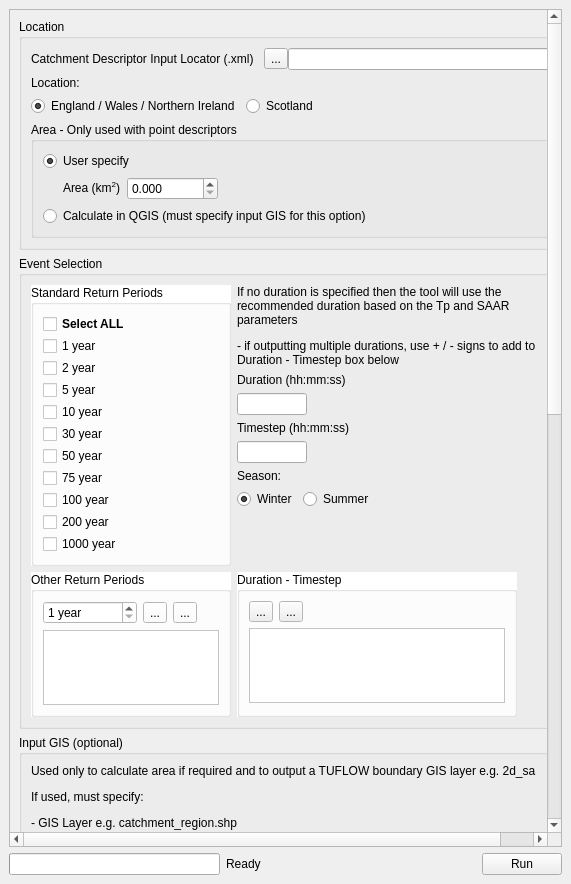
This is tuflow/forms/refh2_dock.ui in TUFLOW-Support/QGIS-TUFLOW-Plugin as Qt 5 draws it before an edit. The edited form follows.
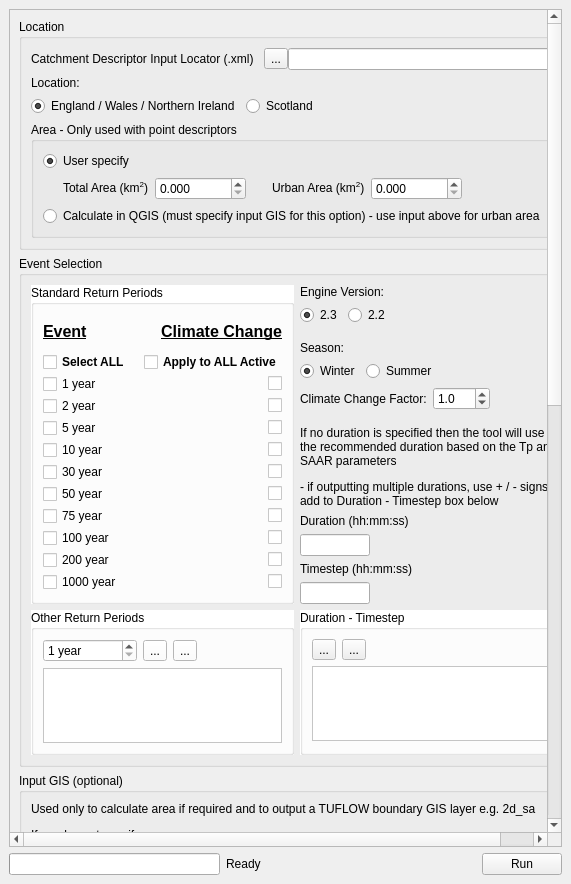
This is the edited form. Custom widgets are drawn as their Qt base class.

Diff of the .ui file:
```diff
--- a/tuflow/forms/refh2_dock.ui
+++ b/tuflow/forms/refh2_dock.ui
@@ -24,9 +24,9 @@
        <property name="geometry">
         <rect>
          <x>0</x>
-         <y>-84</y>
+         <y>0</y>
          <width>534</width>
-         <height>1597</height>
+         <height>1664</height>
         </rect>
        </property>
        <layout class="QVBoxLayout" name="verticalLayout_17">
@@ -174,7 +174,7 @@
                 <item>
                  <widget class="QLabel" name="label_6">
                   <property name="text">
-                   <string>&lt;html&gt;&lt;head/&gt;&lt;body&gt;&lt;p&gt;Area (km&lt;span style=&quot; vertical-align:super;&quot;&gt;2&lt;/span&gt;)&lt;/p&gt;&lt;/body&gt;&lt;/html&gt;</string>
+                   <string>&lt;html&gt;&lt;head/&gt;&lt;body&gt;&lt;p&gt;Total Area (km&lt;span style=&quot; vertical-align:super;&quot;&gt;2&lt;/span&gt;)&lt;/p&gt;&lt;/body&gt;&lt;/html&gt;</string>
                   </property>
                  </widget>
                 </item>
@@ -188,6 +188,39 @@
                   </property>
                  </widget>
                 </item>
+                <item>
+                 <spacer name="horizontalSpacer_36">
+                  <property name="orientation">
+                   <enum>Qt::Horizontal</enum>
+                  </property>
+                  <property name="sizeType">
+                   <enum>QSizePolicy::Fixed</enum>
+                  </property>
+                  <property name="sizeHint" stdset="0">
+                   <size>
+                    <width>20</width>
+                    <height>20</height>
+                   </size>
+                  </property>
+                 </spacer>
+                </item>
+                <item>
+                 <widget class="QLabel" name="label_22">
+                  <property name="text">
+                   <string>&lt;html&gt;&lt;head/&gt;&lt;body&gt;&lt;p&gt;Urban Area (km&lt;span style=&quot; vertical-align:super;&quot;&gt;2&lt;/span&gt;)&lt;/p&gt;&lt;/body&gt;&lt;/html&gt;</string>
+                  </property>
+                 </widget>
+                </item>
+                <item>
+                 <widget class="QDoubleSpinBox" name="sbAreaUrban">
+                  <property name="decimals">
+                   <number>3</number>
+                  </property>
+                  <property name="maximum">
+                   <double>999999.000000000000000</double>
+                  </property>
+                 </widget>
+                </item>
                 <item>
                  <widget class="QLabel" name="label_7">
                   <property name="text">
@@ -215,7 +248,7 @@
                 <item>
                  <widget class="QRadioButton" name="rbQgisArea">
                   <property name="text">
-                   <string>Calculate in QGIS (must specify input GIS for this option)</string>
+                   <string>Calculate in QGIS (must specify input GIS for this option) - use input above for urban area</string>
                   </property>
                   <attribute name="buttonGroup">
                    <string notr="true">buttonGroup_6</string>
@@ -245,13 +278,13 @@
               <widget class="QGroupBox" name="groupBox_SAEP">
                <property name="minimumSize">
                 <size>
-                 <width>200</width>
+                 <width>250</width>
                  <height>0</height>
                 </size>
                </property>
                <property name="maximumSize">
                 <size>
-                 <width>200</width>
+                 <width>300</width>
                  <height>16777215</height>
                 </size>
                </property>
@@ -681,93 +714,588 @@
                  <number>2</number>
                 </property>
                 <item>
-                 <widget class="QCheckBox" name="cbSelectAll">
-                  <property name="font">
-                   <font>
-                    <weight>75</weight>
-                    <bold>true</bold>
-                   </font>
-                  </property>
-                  <property name="text">
-                   <string>Select ALL</string>
-                  </property>
-                 </widget>
+                 <layout class="QHBoxLayout" name="horizontalLayout_35">
+                  <item>
+                   <widget class="QLabel" name="label_19">
+                    <property name="text">
+                     <string>&lt;html&gt;&lt;head/&gt;&lt;body&gt;&lt;p&gt;&lt;span style=&quot; font-size:12pt; font-weight:600; text-decoration: underline;&quot;&gt;Event&lt;/span&gt;&lt;/p&gt;&lt;/body&gt;&lt;/html&gt;</string>
+                    </property>
+                   </widget>
+                  </item>
+                  <item>
+                   <widget class="QLabel" name="label_20">
+                    <property name="text">
+                     <string>&lt;html&gt;&lt;head/&gt;&lt;body&gt;&lt;p align=&quot;right&quot;&gt;&lt;span style=&quot; font-size:12pt; font-weight:600; text-decoration: underline;&quot;&gt;Climate Change&lt;/span&gt;&lt;/p&gt;&lt;/body&gt;&lt;/html&gt;</string>
+                    </property>
+                   </widget>
+                  </item>
+                 </layout>
                 </item>
                 <item>
-                 <widget class="QCheckBox" name="cb0001y">
-                  <property name="text">
-                   <string>1 year</string>
-                  </property>
-                 </widget>
+                 <layout class="QHBoxLayout" name="horizontalLayout_37">
+                  <item>
+                   <widget class="QCheckBox" name="cbSelectAll">
+                    <property name="font">
+                     <font>
+                      <weight>75</weight>
+                      <bold>true</bold>
+                     </font>
+                    </property>
+                    <property name="text">
+                     <string>Select ALL</string>
+                    </property>
+                    <property name="tristate">
+                     <bool>true</bool>
+                    </property>
+                   </widget>
+                  </item>
+                  <item>
+                   <layout class="QHBoxLayout" name="horizontalLayout_24">
+                    <item>
+                     <spacer name="horizontalSpacer_24">
+                      <property name="orientation">
+                       <enum>Qt::Horizontal</enum>
+                      </property>
+                      <property name="sizeHint" stdset="0">
+                       <size>
+                        <width>0</width>
+                        <height>20</height>
+                       </size>
+                      </property>
+                     </spacer>
+                    </item>
+                    <item>
+                     <widget class="QCheckBox" name="cbCCAllActive">
+                      <property name="font">
+                       <font>
+                        <weight>75</weight>
+                        <bold>true</bold>
+                       </font>
+                      </property>
+                      <property name="text">
+                       <string>Apply to ALL Active</string>
+                      </property>
+                     </widget>
+                    </item>
+                   </layout>
+                  </item>
+                 </layout>
                 </item>
                 <item>
-                 <widget class="QCheckBox" name="cb0002y">
-                  <property name="text">
-                   <string>2 year</string>
-                  </property>
-                 </widget>
+                 <layout class="QHBoxLayout" name="horizontalLayout_38">
+                  <item>
+                   <widget class="QCheckBox" name="cb0001y">
+                    <property name="text">
+                     <string>1 year</string>
+                    </property>
+                   </widget>
+                  </item>
+                  <item>
+                   <layout class="QHBoxLayout" name="horizontalLayout_25">
+                    <item>
+                     <spacer name="horizontalSpacer_25">
+                      <property name="orientation">
+                       <enum>Qt::Horizontal</enum>
+                      </property>
+                      <property name="sizeHint" stdset="0">
+                       <size>
+                        <width>40</width>
+                        <height>0</height>
+                       </size>
+                      </property>
+                     </spacer>
+                    </item>
+                    <item>
+                     <widget class="QCheckBox" name="cb0001y_CC">
+                      <property name="text">
+                       <string/>
+                      </property>
+                     </widget>
+                    </item>
+                   </layout>
+                  </item>
+                 </layout>
                 </item>
                 <item>
-                 <widget class="QCheckBox" name="cb0005y">
-                  <property name="text">
-                   <string>5 year</string>
-                  </property>
-                 </widget>
+                 <layout class="QHBoxLayout" name="horizontalLayout_39">
+                  <item>
+                   <widget class="QCheckBox" name="cb0002y">
+                    <property name="text">
+                     <string>2 year</string>
+                    </property>
+                   </widget>
+                  </item>
+                  <item>
+                   <layout class="QHBoxLayout" name="horizontalLayout_26">
+                    <item>
+                     <spacer name="horizontalSpacer_26">
+                      <property name="orientation">
+                       <enum>Qt::Horizontal</enum>
+                      </property>
+                      <property name="sizeHint" stdset="0">
+                       <size>
+                        <width>40</width>
+                        <height>0</height>
+                       </size>
+                      </property>
+                     </spacer>
+                    </item>
+                    <item>
+                     <widget class="QCheckBox" name="cb0002y_CC">
+                      <property name="text">
+                       <string/>
+                      </property>
+                     </widget>
+                    </item>
+                   </layout>
+                  </item>
+                 </layout>
                 </item>
                 <item>
-                 <widget class="QCheckBox" name="cb0010y">
-                  <property name="text">
-                   <string>10 year</string>
-                  </property>
-                 </widget>
+                 <layout class="QHBoxLayout" name="horizontalLayout_40">
+                  <item>
+                   <widget class="QCheckBox" name="cb0005y">
+                    <property name="text">
+                     <string>5 year</string>
+                    </property>
+                   </widget>
+                  </item>
+                  <item>
+                   <layout class="QHBoxLayout" name="horizontalLayout_27">
+                    <item>
+                     <spacer name="horizontalSpacer_27">
+                      <property name="orientation">
+                       <enum>Qt::Horizontal</enum>
+                      </property>
+                      <property name="sizeHint" stdset="0">
+                       <size>
+                        <width>40</width>
+                        <height>0</height>
+                       </size>
+                      </property>
+                     </spacer>
+                    </item>
+                    <item>
+                     <widget class="QCheckBox" name="cb0005y_CC">
+                      <property name="text">
+                       <string/>
+                      </property>
+                     </widget>
+                    </item>
+                   </layout>
+                  </item>
+                 </layout>
                 </item>
                 <item>
-                 <widget class="QCheckBox" name="cb0030y">
-                  <property name="text">
-                   <string>30 year</string>
-                  </property>
-                 </widget>
+                 <layout class="QHBoxLayout" name="horizontalLayout_41">
+                  <item>
+                   <widget class="QCheckBox" name="cb0010y">
+                    <property name="text">
+                     <string>10 year</string>
+                    </property>
+                   </widget>
+                  </item>
+                  <item>
+                   <layout class="QHBoxLayout" name="horizontalLayout_28">
+                    <item>
+                     <spacer name="horizontalSpacer_28">
+                      <property name="orientation">
+                       <enum>Qt::Horizontal</enum>
+                      </property>
+                      <property name="sizeHint" stdset="0">
+                       <size>
+                        <width>40</width>
+                        <height>0</height>
+                       </size>
+                      </property>
+                     </spacer>
+                    </item>
+                    <item>
+                     <widget class="QCheckBox" name="cb0010y_CC">
+                      <property name="text">
+                       <string/>
+                      </property>
+                     </widget>
+                    </item>
+                   </layout>
+                  </item>
+                 </layout>
                 </item>
                 <item>
-                 <widget class="QCheckBox" name="cb0050y">
-                  <property name="text">
-                   <string>50 year</string>
-                  </property>
-                 </widget>
+                 <layout class="QHBoxLayout" name="horizontalLayout_42">
+                  <item>
+                   <widget class="QCheckBox" name="cb0030y">
+                    <property name="text">
+                     <string>30 year</string>
+                    </property>
+                   </widget>
+                  </item>
+                  <item>
+                   <layout class="QHBoxLayout" name="horizontalLayout_29">
+                    <item>
+                     <spacer name="horizontalSpacer_29">
+                      <property name="orientation">
+                       <enum>Qt::Horizontal</enum>
+                      </property>
+                      <property name="sizeHint" stdset="0">
+                       <size>
+                        <width>40</width>
+                        <height>0</height>
+                       </size>
+                      </property>
+                     </spacer>
+                    </item>
+                    <item>
+                     <widget class="QCheckBox" name="cb0030y_CC">
+                      <property name="text">
+                       <string/>
+                      </property>
+                     </widget>
+                    </item>
+                   </layout>
+                  </item>
+                 </layout>
                 </item>
                 <item>
-                 <widget class="QCheckBox" name="cb0075y">
-                  <property name="text">
-                   <string>75 year</string>
-                  </property>
-                 </widget>
+                 <layout class="QHBoxLayout" name="horizontalLayout_43">
+                  <item>
+                   <widget class="QCheckBox" name="cb0050y">
+                    <property name="text">
+                     <string>50 year</string>
+                    </property>
+                   </widget>
+                  </item>
+                  <item>
+                   <layout class="QHBoxLayout" name="horizontalLayout_30">
+                    <item>
+                     <spacer name="horizontalSpacer_30">
+                      <property name="orientation">
+                       <enum>Qt::Horizontal</enum>
+                      </property>
+                      <property name="sizeHint" stdset="0">
+                       <size>
+                        <width>40</width>
+                        <height>0</height>
+                       </size>
+                      </property>
+                     </spacer>
+                    </item>
+                    <item>
+                     <widget class="QCheckBox" name="cb0050y_CC">
+                      <property name="text">
+                       <string/>
+                      </property>
+                     </widget>
+                    </item>
+                   </layout>
+                  </item>
+                 </layout>
                 </item>
                 <item>
-                 <widget class="QCheckBox" name="cb0100y">
-                  <property name="text">
-                   <string>100 year</string>
-                  </property>
-                 </widget>
+                 <layout class="QHBoxLayout" name="horizontalLayout_44">
+                  <item>
+                   <widget class="QCheckBox" name="cb0075y">
+                    <property name="text">
+                     <string>75 year</string>
+                    </property>
+                   </widget>
+                  </item>
+                  <item>
+                   <layout class="QHBoxLayout" name="horizontalLayout_31">
+                    <item>
+                     <spacer name="horizontalSpacer_31">
+                      <property name="orientation">
+                       <enum>Qt::Horizontal</enum>
+                      </property>
+                      <property name="sizeHint" stdset="0">
+                       <size>
+                        <width>40</width>
+                        <height>0</height>
+                       </size>
+                      </property>
+                     </spacer>
+                    </item>
+                    <item>
+                     <widget class="QCheckBox" name="cb0075y_CC">
+                      <property name="text">
+                       <string/>
+                      </property>
+                     </widget>
+                    </item>
+                   </layout>
+                  </item>
+                 </layout>
                 </item>
                 <item>
-                 <widget class="QCheckBox" name="cb0200y">
-                  <property name="text">
-                   <string>200 year</string>
-                  </property>
-                 </widget>
+                 <layout class="QHBoxLayout" name="horizontalLayout_45">
+                  <item>
+                   <widget class="QCheckBox" name="cb0100y">
+                    <property name="text">
+                     <string>100 year</string>
+                    </property>
+                   </widget>
+                  </item>
+                  <item>
+                   <layout class="QHBoxLayout" name="horizontalLayout_32">
+                    <item>
+                     <spacer name="horizontalSpacer_32">
+                      <property name="orientation">
+                       <enum>Qt::Horizontal</enum>
+                      </property>
+                      <property name="sizeHint" stdset="0">
+                       <size>
+                        <width>40</width>
+                        <height>0</height>
+                       </size>
+                      </property>
+                     </spacer>
+                    </item>
+                    <item>
+                     <widget class="QCheckBox" name="cb0100y_CC">
+                      <property name="text">
+                       <string/>
+                      </property>
+                     </widget>
+                    </item>
+                   </layout>
+                  </item>
+                 </layout>
                 </item>
                 <item>
-                 <widget class="QCheckBox" name="cb1000y">
-                  <property name="text">
-                   <string>1000 year</string>
-                  </property>
-                 </widget>
+                 <layout class="QHBoxLayout" name="horizontalLayout_46">
+                  <item>
+                   <widget class="QCheckBox" name="cb0200y">
+                    <property name="text">
+                     <string>200 year</string>
+                    </property>
+                   </widget>
+                  </item>
+                  <item>
+                   <layout class="QHBoxLayout" name="horizontalLayout_33">
+                    <item>
+                     <spacer name="horizontalSpacer_33">
+                      <property name="orientation">
+                       <enum>Qt::Horizontal</enum>
+                      </property>
+                      <property name="sizeHint" stdset="0">
+                       <size>
+                        <width>40</width>
+                        <height>0</height>
+                       </size>
+                      </property>
+                     </spacer>
+                    </item>
+                    <item>
+                     <widget class="QCheckBox" name="cb0200y_CC">
+                      <property name="text">
+                       <string/>
+                      </property>
+                     </widget>
+                    </item>
+                   </layout>
+                  </item>
+                 </layout>
+                </item>
+                <item>
+                 <layout class="QHBoxLayout" name="horizontalLayout_47">
+                  <item>
+                   <widget class="QCheckBox" name="cb1000y">
+                    <property name="text">
+                     <string>1000 year</string>
+                    </property>
+                   </widget>
+                  </item>
+                  <item>
+                   <layout class="QHBoxLayout" name="horizontalLayout_34">
+                    <item>
+                     <spacer name="horizontalSpacer_34">
+                      <property name="orientation">
+                       <enum>Qt::Horizontal</enum>
+                      </property>
+                      <property name="sizeHint" stdset="0">
+                       <size>
+                        <width>40</width>
+                        <height>0</height>
+                       </size>
+                      </property>
+                     </spacer>
+                    </item>
+                    <item>
+                     <widget class="QCheckBox" name="cb1000y_CC">
+                      <property name="text">
+                       <string/>
+                      </property>
+                     </widget>
+                    </item>
+                   </layout>
+                  </item>
+                 </layout>
                 </item>
                </layout>
               </widget>
              </item>
              <item>
               <layout class="QVBoxLayout" name="verticalLayout_10">
+               <item>
+                <widget class="QLabel" name="label_21">
+                 <property name="text">
+                  <string>Engine Version:</string>
+                 </property>
+                </widget>
+               </item>
+               <item>
+                <layout class="QHBoxLayout" name="horizontalLayout_36">
+                 <item>
+                  <widget class="QRadioButton" name="rbEngine23">
+                   <property name="text">
+                    <string>2.3</string>
+                   </property>
+                   <property name="checked">
+                    <bool>true</bool>
+                   </property>
+                   <attribute name="buttonGroup">
+                    <string notr="true">buttonGroup_3</string>
+                   </attribute>
+                  </widget>
+                 </item>
+                 <item>
+                  <widget class="QRadioButton" name="rbEngine22">
+                   <property name="text">
+                    <string>2.2</string>
+                   </property>
+                   <attribute name="buttonGroup">
+                    <string notr="true">buttonGroup_3</string>
+                   </attribute>
+                  </widget>
+                 </item>
+                 <item>
+                  <spacer name="horizontalSpacer_35">
+                   <property name="orientation">
+                    <enum>Qt::Horizontal</enum>
+                   </property>
+                   <property name="sizeHint" stdset="0">
+                    <size>
+                     <width>40</width>
+                     <height>20</height>
+                    </size>
+                   </property>
+                  </spacer>
+                 </item>
+                </layout>
+               </item>
+               <item>
+                <spacer name="verticalSpacer">
+                 <property name="orientation">
+                  <enum>Qt::Vertical</enum>
+                 </property>
+                 <property name="sizeType">
+                  <enum>QSizePolicy::Fixed</enum>
+                 </property>
+                 <property name="sizeHint" stdset="0">
+                  <size>
+                   <width>20</width>
+                   <height>10</height>
+                  </size>
+                 </property>
+                </spacer>
+               </item>
+               <item>
+                <widget class="QLabel" name="label_11">
+                 <property name="text">
+                  <string>Season:</string>
+                 </property>
+                </widget>
+               </item>
+               <item>
+                <layout class="QHBoxLayout" name="horizontalLayout_11">
+                 <item>
+                  <widget class="QRadioButton" name="rbWinter">
+                   <property name="text">
+                    <string>Winter</string>
+                   </property>
+                   <property name="checked">
+                    <bool>true</bool>
+                   </property>
+                   <attribute name="buttonGroup">
+                    <string notr="true">buttonGroup</string>
+                   </attribute>
+                  </widget>
+                 </item>
+                 <item>
+                  <widget class="QRadioButton" name="rbSummer">
+                   <property name="text">
+                    <string>Summer</string>
+                   </property>
+                   <attribute name="buttonGroup">
+                    <string notr="true">buttonGroup</string>
+                   </attribute>
+                  </widget>
+                 </item>
+                 <item>
+                  <spacer name="horizontalSpacer_8">
+                   <property name="orientation">
+                    <enum>Qt::Horizontal</enum>
+                   </property>
+                   <property name="sizeHint" stdset="0">
+                    <size>
+                     <width>40</width>
+                     <height>20</height>
+                    </size>
+                   </property>
+                  </spacer>
+                 </item>
+                </layout>
+               </item>
+               <item>
+                <layout class="QHBoxLayout" name="horizontalLayout_23">
+                 <item>
+                  <widget class="QLabel" name="label_18">
+                   <property name="text">
+                    <string>Climate Change Factor:</string>
+                   </property>
+                  </widget>
+                 </item>
+                 <item>
+                  <widget class="QDoubleSpinBox" name="sbCCFactor">
+                   <property name="decimals">
+                    <number>1</number>
+                   </property>
+                   <property name="singleStep">
+                    <double>0.100000000000000</double>
+                   </property>
+                   <property name="value">
+                    <double>1.000000000000000</double>
+                   </property>
+                  </widget>
+                 </item>
+                 <item>
+                  <spacer name="horizontalSpacer_23">
+                   <property name="orientation">
+                    <enum>Qt::Horizontal</enum>
+                   </property>
+                   <property name="sizeHint" stdset="0">
+                    <size>
+                     <width>40</width>
+                     <height>20</height>
+                    </size>
+                   </property>
+                  </spacer>
+                 </item>
+                </layout>
+               </item>
+               <item>
+                <spacer name="verticalSpacer_3">
+                 <property name="orientation">
+                  <enum>Qt::Vertical</enum>
+                 </property>
+                 <property name="sizeHint" stdset="0">
+                  <size>
+                   <width>20</width>
+                   <height>10</height>
+                  </size>
+                 </property>
+                </spacer>
+               </item>
                <item>
                 <widget class="QLabel" name="label_9">
                  <property name="text">
@@ -882,68 +1410,7 @@
                 </layout>
                </item>
                <item>
-                <layout class="QVBoxLayout" name="verticalLayout_12">
-                 <item>
-                  <widget class="QLabel" name="label_11">
-                   <property name="text">
-                    <string>Season:</string>
-                   </property>
-                  </widget>
-                 </item>
-                 <item>
-                  <layout class="QHBoxLayout" name="horizontalLayout_11">
-                   <item>
-                    <widget class="QRadioButton" name="rbWinter">
-                     <property name="text">
-                      <string>Winter</string>
-                     </property>
-                     <property name="checked">
-                      <bool>true</bool>
-                     </property>
-                     <attribute name="buttonGroup">
-                      <string notr="true">buttonGroup</string>
-                     </attribute>
-                    </widget>
-                   </item>
-                   <item>
-                    <widget class="QRadioButton" name="rbSummer">
-                     <property name="text">
-                      <string>Summer</string>
-                     </property>
-                     <attribute name="buttonGroup">
-                      <string notr="true">buttonGroup</string>
-                     </attribute>
-                    </widget>
-                   </item>
-                   <item>
-                    <spacer name="horizontalSpacer_8">
-                     <property name="orientation">
-                      <enum>Qt::Horizontal</enum>
-                     </property>
-                     <property name="sizeHint" stdset="0">
-                      <size>
-                       <width>40</width>
-                       <height>20</height>
-                      </size>
-                     </property>
-                    </spacer>
-                   </item>
-                  </layout>
-                 </item>
-                </layout>
-               </item>
-               <item>
-                <spacer name="verticalSpacer_3">
-                 <property name="orientation">
-                  <enum>Qt::Vertical</enum>
-                 </property>
-                 <property name="sizeHint" stdset="0">
-                  <size>
-                   <width>20</width>
-                   <height>40</height>
-                  </size>
-                 </property>
-                </spacer>
+                <layout class="QVBoxLayout" name="verticalLayout_12"/>
                </item>
               </layout>
              </item>
@@ -955,13 +1422,13 @@
               <widget class="QGroupBox" name="groupBox_SAEP_2">
                <property name="minimumSize">
                 <size>
-                 <width>200</width>
+                 <width>250</width>
                  <height>0</height>
                 </size>
                </property>
                <property name="maximumSize">
                 <size>
-                 <width>200</width>
+                 <width>300</width>
                  <height>16777215</height>
                 </size>
                </property>
@@ -1454,7 +1921,7 @@
               <widget class="QGroupBox" name="gbDurations">
                <property name="minimumSize">
                 <size>
-                 <width>200</width>
+                 <width>0</width>
                  <height>0</height>
                 </size>
                </property>
@@ -1580,7 +2047,7 @@
                </property>
                <property name="sizeHint" stdset="0">
                 <size>
-                 <width>40</width>
+                 <width>0</width>
                  <height>20</height>
                 </size>
                </property>
```
Left out of the diff: 15 changed lines with no effect on the pictures.
